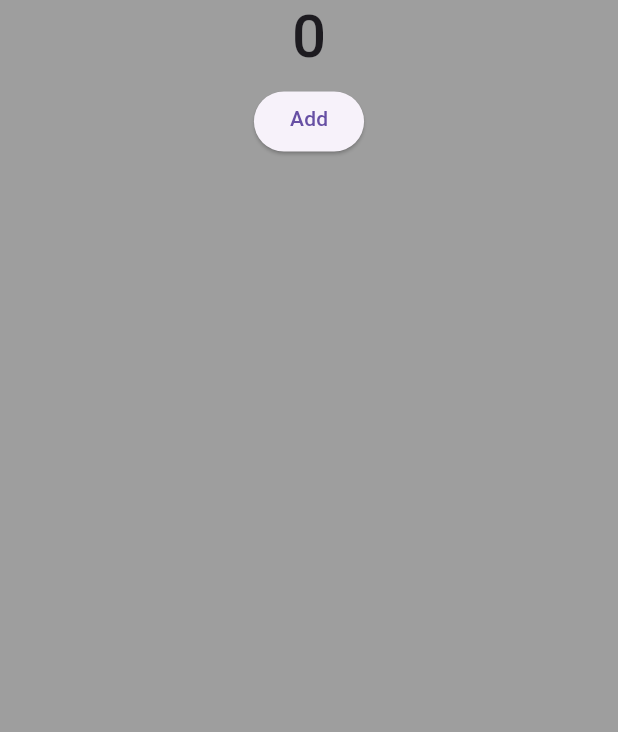
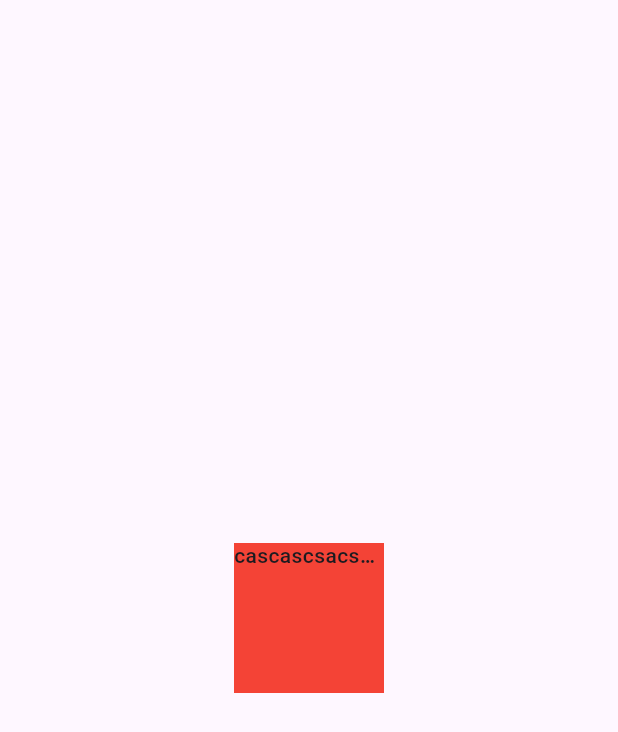
Before and after one commit to Mahdi-Sohrabi/test1-note, a Flutter app: the Test screen opened directly, on a phone screen of 412 x 824 dp. Shown: the top 732 px of the screen. Run offline on Flutter 3.47's test engine with Material 3 defaults, Android fonts, the phone set to English and light mode, and no system bars; our stand-ins replace hive, hive_flutter; missing offline and left inert: time_pickerr; accounts and stored records are empty.

Commit message:
commit 4 Error OverFelod

```diff
--- a/lib/main.dart
+++ b/lib/main.dart
@@ -1,9 +1,9 @@
 import 'package:flutter/material.dart';
 import 'package:hive_flutter/hive_flutter.dart';
 
-import 'package:note/home_screen.dart';
+import 'package:note/screens/home_screen.dart';
 
-import 'package:note/task.dart';
+import 'package:note/data/task.dart';
 
 void main() async {
   await Hive.initFlutter();
--- a/lib/home_screen.dart
+++ b/lib/screens/home_screen.dart
@@ -1,9 +1,9 @@
 import 'package:flutter/material.dart';
 import 'package:flutter/rendering.dart';
 import 'package:hive_flutter/hive_flutter.dart';
-import 'package:note/add_task_screen.dart';
-import 'package:note/task.dart';
-import 'package:note/task.widget.dart';
+import 'package:note/screens/add_task_screen.dart';
+import 'package:note/data/task.dart';
+import 'package:note/widgets/task.widget.dart';
 
 class HomeScreen extends StatefulWidget {
   const HomeScreen({super.key});
--- a/lib/test.dart
+++ b/lib/test.dart
@@ -8,32 +8,17 @@ class Test extends StatefulWidget {
 }
 
 class _TestState extends State<Test> {
-  ValueNotifier mobser = ValueNotifier(0);
-  var Value = 0;
   @override
   Widget build(BuildContext context) {
     return Scaffold(
-      backgroundColor: Colors.grey,
-      body: SafeArea(
-        child: Center(
-          child: Column(
-            children: [
-              ValueListenableBuilder(
-                valueListenable: mobser,
-                builder: (context, Value, child) {
-                  return Text(
-                    '$Value',
-                    style: TextStyle(fontSize: 40),
-                  );
-                },
-              ),
-              ElevatedButton(
-                onPressed: () {
-                  mobser.value = mobser.value + 1;
-                },
-                child: Text('Add'),
-              )
-            ],
+      body: Center(
+        child: Container(
+          width: 100,
+          height: 100,
+          color: Colors.red,
+          child: Text(
+            'cascascsacsacsacsacsacscasacscsacsacsacsacsacsacascascascasc',
+            overflow: TextOverflow.ellipsis,
           ),
         ),
       ),
```
Also changed, not shown: lib/add_task_screen.dart (deleted, +0 -143 lines), lib/data/task.dart (renamed from lib/task.dart, +8 -1 lines), lib/screens/add_task_screen.dart (added, +173 -0 lines), lib/screens/edit_task_screen.dart (renamed from lib/edit_task_screen.dart, +33 -1 lines), lib/widgets/task.widget.dart (renamed from lib/task.widget.dart, +20 -25 lines), lib/data/task.g.dart.
